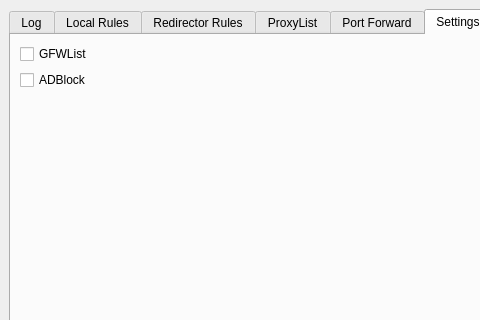
Above: fwlite_gui/mainwindow.ui from v3aqb/fwlite-gui before the change; both pictures show x 0 to 480 and y 0 to 320 of the 750 by 506 pixel window. Below: the same form after it.
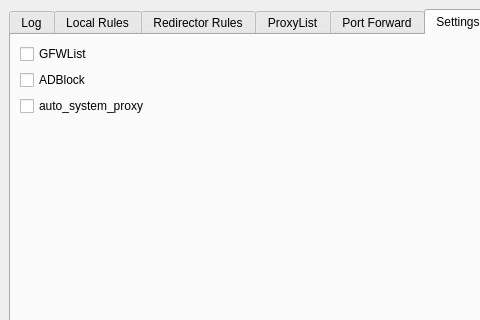
That is the form after the change. The open tabs and pages were chosen to show the change.

Commit message: add set ie proxy toggle

```diff
--- a/fwlite_gui/mainwindow.ui
+++ b/fwlite_gui/mainwindow.ui
@@ -644,6 +644,13 @@
               </property>
              </widget>
             </item>
+            <item row="2" column="0">
+             <widget class="QCheckBox" name="sys_proxy_toggle">
+              <property name="text">
+               <string>auto_system_proxy</string>
+              </property>
+             </widget>
+            </item>
            </layout>
           </item>
           <item>
```
Left out of the diff: 10 changed lines with no effect on the pictures. The commit also changes 4 other files.
